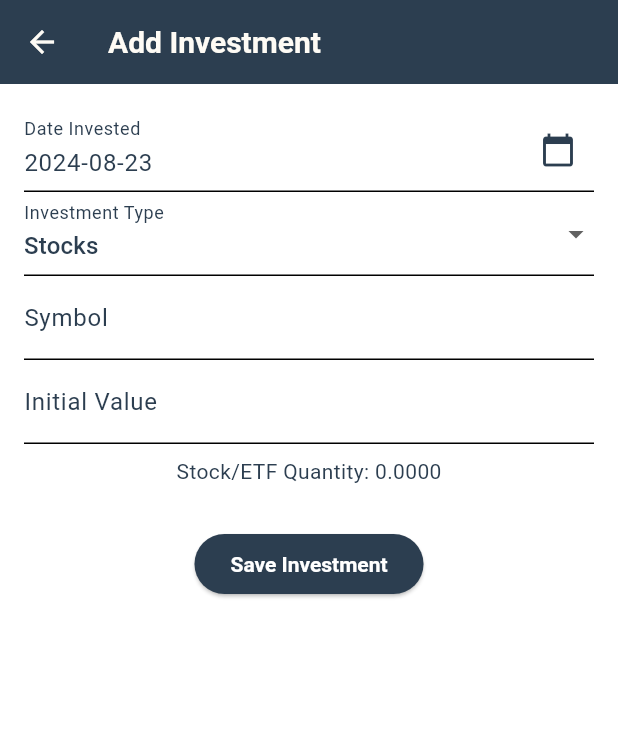
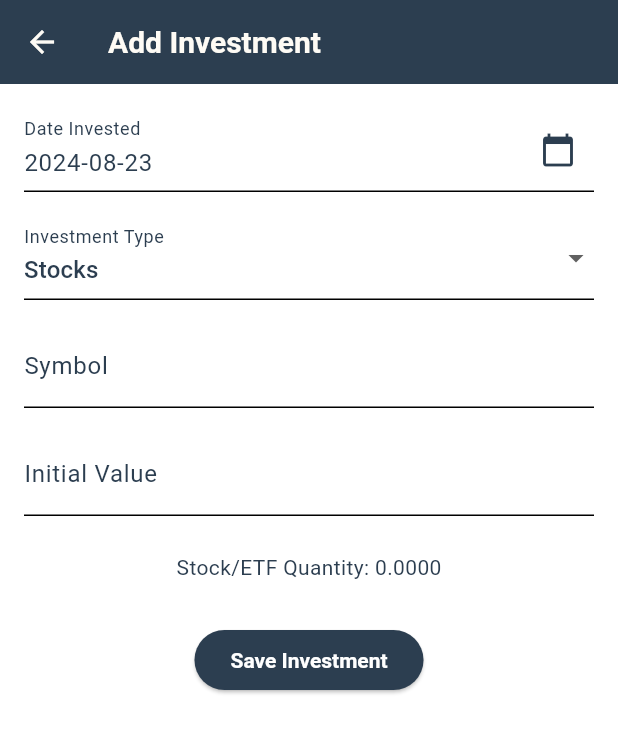
Before and after one commit to ManuelCLopes/finance_tracker, a Flutter app: the screen it shows after launch, after a tap on "Add First Investment", on a phone screen of 412 x 824 dp. Shown: the top 733 px of the screen. Run offline on Flutter 3.47's test engine with Material 3 defaults, Android fonts, the phone set to English and light mode, and no system bars; our stand-ins replace fl_chart, flutter_local_notifications, flutter_svg, shared_preferences, sqflite; missing offline and left inert: workmanager; accounts and stored records are empty; Roboto replaces fonts that are missing (Georgia, Hind).

Commit message:
Add spacing on investment input fields on dark mode

```diff
--- a/lib/screens/home_screen.dart
+++ b/lib/screens/home_screen.dart
@@ -45,7 +45,7 @@ class _HomeScreenState extends State<HomeScreen> {
     } else if (index == 2) {
       (_incomeKey.currentState as dynamic)?.loadData();
     } else if (index == 3) {
-      (_investmentKey.currentState as dynamic)?.loadInvestments();
+      (_investmentKey.currentState as dynamic)?.loadData();
     }
   }
 
--- a/lib/screens/investment_form.dart
+++ b/lib/screens/investment_form.dart
@@ -216,6 +216,7 @@ class _InvestmentFormState extends State<InvestmentForm> {
                 readOnly: true,
                 onTap: () => _selectDate(context),
               ),
+              const SizedBox(height: 16),  // Add spacing between form fields
               DropdownButtonFormField<String>(
                 value: _selectedType,
                 items: _investmentTypes.map((String type) {
@@ -234,6 +235,7 @@ class _InvestmentFormState extends State<InvestmentForm> {
                 },
                 decoration: const InputDecoration(labelText: 'Investment Type'),
               ),
+              const SizedBox(height: 16),  // Add spacing between form fields
               if (_selectedType == 'Stocks' || _selectedType == 'ETFs' || _selectedType == 'Cryptocurrency') ...[
                 TextFormField(
                   controller: _symbolController,
@@ -252,6 +254,7 @@ class _InvestmentFormState extends State<InvestmentForm> {
                           ),
                     ),
                   ),
+                const SizedBox(height: 16),  // Add spacing between form fields
               ],
               if (_selectedType == 'Constant Return') ...[
                 TextFormField(
@@ -261,11 +264,13 @@ class _InvestmentFormState extends State<InvestmentForm> {
                     hintText: 'e.g., Trade Republic',
                   ),
                 ),
+                const SizedBox(height: 16),  // Add spacing between form fields
                 TextFormField(
                   controller: _annualReturnController,
                   decoration: const InputDecoration(labelText: 'Annual Return (%)'),
                   keyboardType: TextInputType.number,
                 ),
+                const SizedBox(height: 16),  // Add spacing between form fields
                 DropdownButtonFormField<String>(
                   value: _selectedDuration,
                   items: _durations.map((String duration) {
@@ -284,6 +289,7 @@ class _InvestmentFormState extends State<InvestmentForm> {
                     hintText: 'Select duration',
                   ),
                 ),
+                const SizedBox(height: 16),  // Add spacing between form fields
               ],
               TextFormField(
                 controller: _initialValueController,
@@ -299,6 +305,7 @@ class _InvestmentFormState extends State<InvestmentForm> {
                   return null;
                 },
               ),
+              const SizedBox(height: 16),  // Add spacing between form fields
               if (_selectedType == 'Stocks' || _selectedType == 'ETFs' || _selectedType == 'Cryptocurrency')
                 Padding(
                   padding: const EdgeInsets.symmetric(vertical: 8.0),
```
